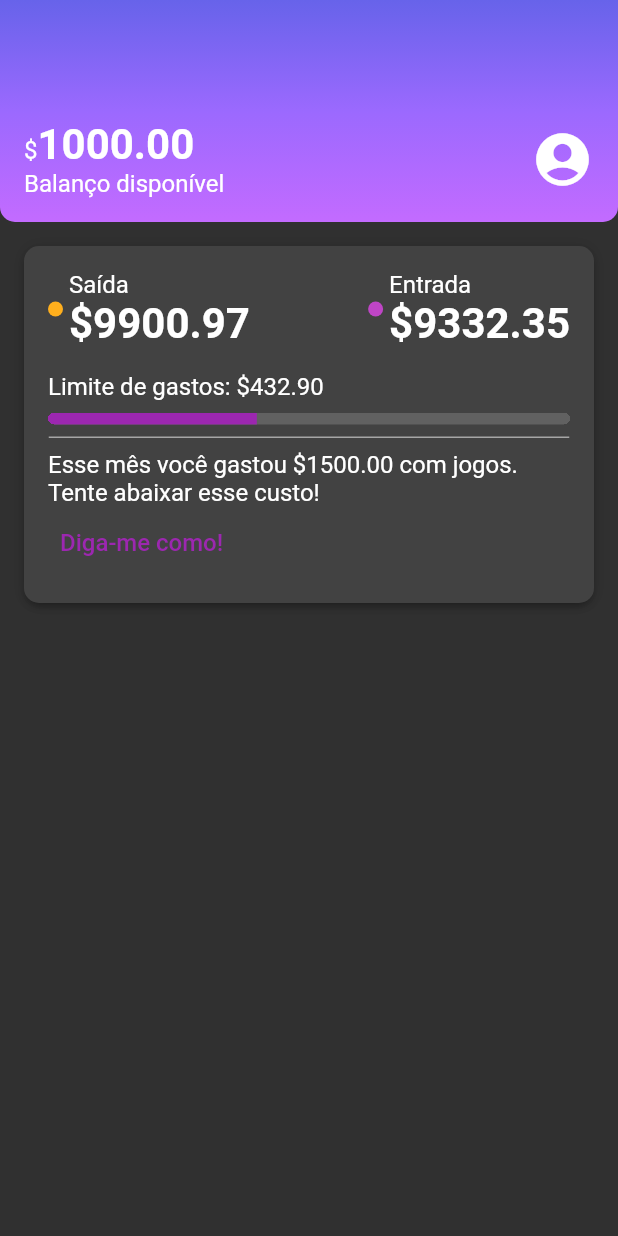
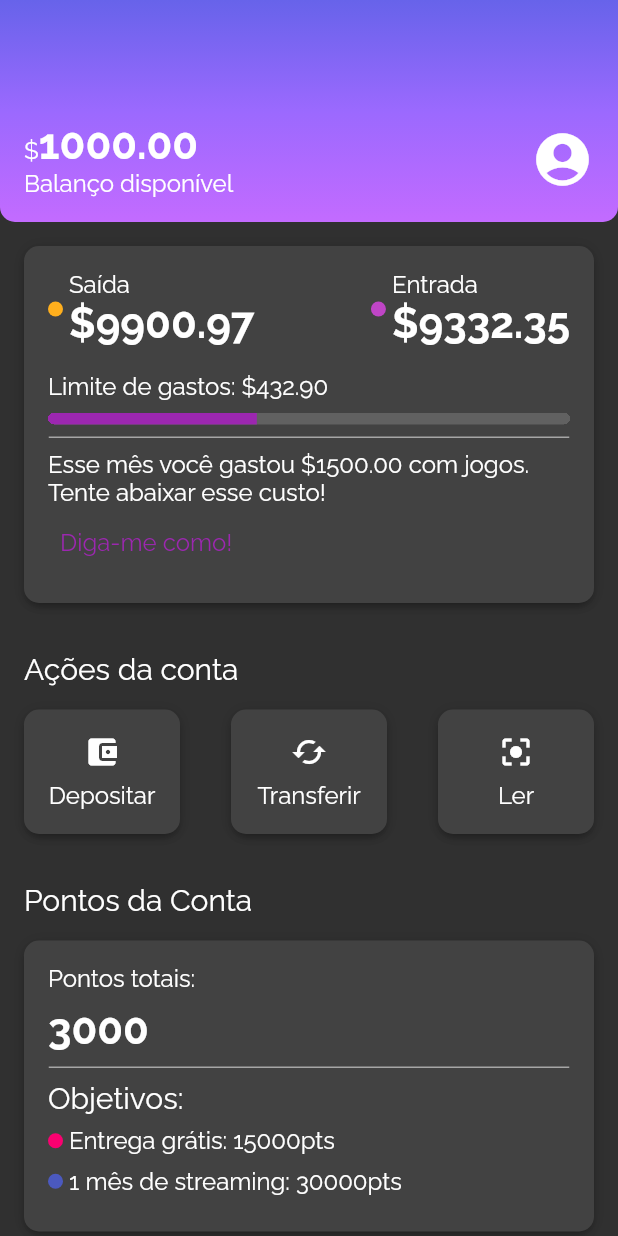
Before and after one commit to matheus-liber/alubank, a Flutter app: the screen it shows after launch, on a phone screen of 412 x 824 dp. Run offline on Flutter 3.47's test engine with Material 2 defaults, Android fonts, the phone set to English and light mode, and no system bars.

Commit message:
Módulo 6 - Finalização de projeto

```diff
--- a/lib/components/box_card.dart
+++ b/lib/components/box_card.dart
@@ -7,7 +7,7 @@ class BoxCard extends StatelessWidget {
 
   @override
   Widget build(BuildContext context) {
-    return Container(
+    return Ink(
       padding: const EdgeInsets.all(16),
       decoration: BoxDecoration(
         boxShadow: kElevationToShadow[3],
--- /dev/null
+++ b/lib/components/sections/account_actions.dart
@@ -0,0 +1,78 @@
+import 'package:alubank/components/box_card.dart';
+import 'package:flutter/material.dart';
+
+class AccountActions extends StatelessWidget {
+  const AccountActions({Key? key}) : super(key: key);
+
+  @override
+  Widget build(BuildContext context) {
+    return Padding(
+        padding: const EdgeInsets.all(16),
+        child: Column(
+          crossAxisAlignment: CrossAxisAlignment.start,
+          children: [
+            Padding(
+              padding: const EdgeInsets.only(bottom: 16.0),
+              child: Text(
+                'Ações da conta',
+                style: Theme.of(context).textTheme.titleMedium,
+              ),
+            ),
+            Row(
+              mainAxisAlignment: MainAxisAlignment.spaceBetween,
+              children: [
+                InkWell(
+                  onTap: (){},
+                  child: BoxCard(
+                      boxContent: _AccountActionsContent(
+                    icon: Icon(Icons.account_balance_wallet),
+                    text: 'Depositar',
+                  )),
+                ),
+                InkWell(
+                  onTap: (){},
+                  child: BoxCard(
+                      boxContent: _AccountActionsContent(
+                    icon: Icon(Icons.cached),
+                    text: 'Transferir',
+                  )),
+                ),
+                InkWell(
+                  onTap: (){},
+                  child: BoxCard(
+                      boxContent: _AccountActionsContent(
+                    icon: Icon(Icons.center_focus_strong),
+                    text: 'Ler',
+                  )),
+                )
+              ],
+            )
+          ],
+        ));
+  }
+}
+
+class _AccountActionsContent extends StatelessWidget {
+  final Icon icon;
+  final String text;
+
+  const _AccountActionsContent(
+      {Key? key, required this.icon, required this.text})
+      : super(key: key);
+
+  @override
+  Widget build(BuildContext context) {
+    return Container(
+      width: 72,
+      child: Column(
+        children: [
+          Padding(
+            padding: const EdgeInsets.only(bottom: 8.0),
+            child: icon,
+          ),
+          Text(text)
+        ],
+      ),
+    );
+  }
+}
--- /dev/null
+++ b/lib/components/sections/account_points.dart
@@ -0,0 +1,73 @@
+import 'package:alubank/components/box_card.dart';
+import 'package:alubank/components/color_dot.dart';
+import 'package:alubank/components/content_division.dart';
+import 'package:alubank/themes/theme_colors.dart';
+import 'package:flutter/material.dart';
+
+class AccountPoints extends StatelessWidget {
+  const AccountPoints({Key? key}) : super(key: key);
+
+  @override
+  Widget build(BuildContext context) {
+    return Padding(
+      padding: EdgeInsets.all(16),
+      child: Column(
+        crossAxisAlignment: CrossAxisAlignment.start,
+        children: [
+          Padding(
+            padding: const EdgeInsets.only(bottom: 16.0),
+            child: Text(
+              'Pontos da Conta',
+              style: Theme.of(context).textTheme.titleMedium,
+            ),
+          ),
+          BoxCard(
+            boxContent: Column(
+              crossAxisAlignment: CrossAxisAlignment.start,
+              children: [
+                Text('Pontos totais:'),
+                Padding(
+                  padding: const EdgeInsets.only(bottom: 8, top: 8),
+                  child: Text('3000',
+                      style: Theme.of(context).textTheme.bodyLarge),
+                ),
+                Padding(
+                  padding: const EdgeInsets.only(bottom: 8.0),
+                  child: ContentDivision(),
+                ),
+                Padding(
+                  padding: const EdgeInsets.only(bottom: 8.0),
+                  child: Text('Objetivos:', style: Theme.of(context).textTheme.titleMedium,),
+                ),
+                Padding(
+                  padding: const EdgeInsets.only(bottom: 8.0),
+                  child: Row(
+                    children: [
+                      Padding(
+                        padding: const EdgeInsets.only(right: 4.0),
+                        child: ColorDot(color: ThemeColors.accountPoints['delivery']),
+                      ),
+                      Text('Entrega grátis: 15000pts')
+                    ],
+                  ),
+                ),
+                Padding(
+                  padding: const EdgeInsets.only(bottom: 8.0),
+                  child: Row(
+                    children: [
+                      Padding(
+                        padding: const EdgeInsets.only(right: 4.0),
+                        child: ColorDot(color: ThemeColors.accountPoints['streaming']),
+                      ),
+                      Text('1 mês de streaming: 30000pts')
+                    ],
+                  ),
+                ),
+              ],
+            ),
+          )
+        ],
+      ),
+    );
+  }
+}
--- a/lib/screens/home.dart
+++ b/lib/screens/home.dart
@@ -1,10 +1,9 @@
-import 'package:alubank/components/box_card.dart';
-import 'package:alubank/components/color_dot.dart';
-import 'package:alubank/components/content_division.dart';
+import 'package:alubank/components/sections/account_points.dart';
 import 'package:alubank/components/sections/header.dart';
 import 'package:alubank/components/sections/recent_activity.dart';
-import 'package:alubank/themes/theme_colors.dart';
 import 'package:flutter/material.dart';
+
+import '../components/sections/account_actions.dart';
 
 class Home extends StatelessWidget {
   const Home({Key? key}) : super(key: key);
@@ -12,10 +11,12 @@ class Home extends StatelessWidget {
   @override
   Widget build(BuildContext context) {
     return Scaffold(
-      body: Column(
+      body: ListView(
         children: <Widget>[
           Header(),
           RecentActivity(),
+          AccountActions(),
+          AccountPoints(),
         ],
       ),
     );
--- a/lib/themes/my_theme.dart
+++ b/lib/themes/my_theme.dart
@@ -5,8 +5,10 @@ ThemeData MyTheme = ThemeData(
   primaryColor: ThemeColors.primaryColor,
   primarySwatch: ThemeColors.primaryColor,
   brightness: Brightness.dark,
+  fontFamily: 'Raleway',
   textTheme: const TextTheme(
     bodyMedium: TextStyle(fontSize: 16),
     bodyLarge: TextStyle(fontSize: 28, fontWeight: FontWeight.bold),
+    titleMedium: TextStyle(fontSize: 20, fontWeight: FontWeight.normal),
   ),
 );
--- a/lib/themes/theme_colors.dart
+++ b/lib/themes/theme_colors.dart
@@ -11,5 +11,9 @@ class ThemeColors {
     'spent': Color.fromRGBO(255, 175, 29, 1.0),
     'income': Color.fromRGBO(191, 69, 198, 1.0),
   };
+  static const accountPoints = {
+    'delivery': Color.fromRGBO(250, 0, 112, 1.0),
+    'streaming': Color.fromRGBO(75, 89, 191, 1.0),
+  };
   static const division = Color.fromRGBO(166, 166, 166, 1.0);
 }
```
Also changed, not shown: pubspec.yaml (+7 -0 lines), fonts/Raleway-Bold.ttf (added), fonts/Raleway-Regular.ttf (added).
